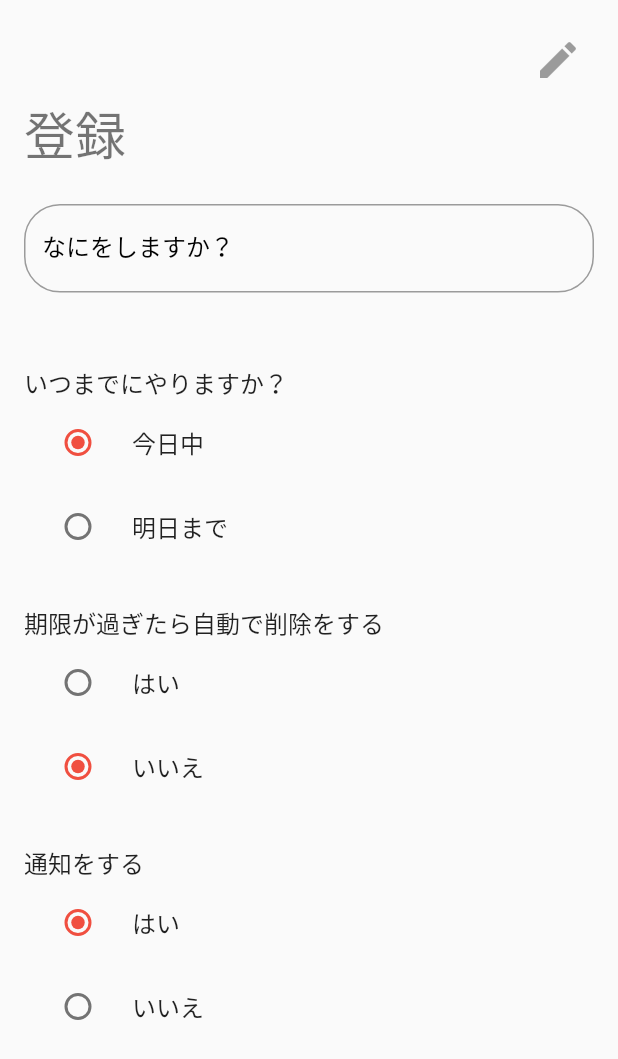
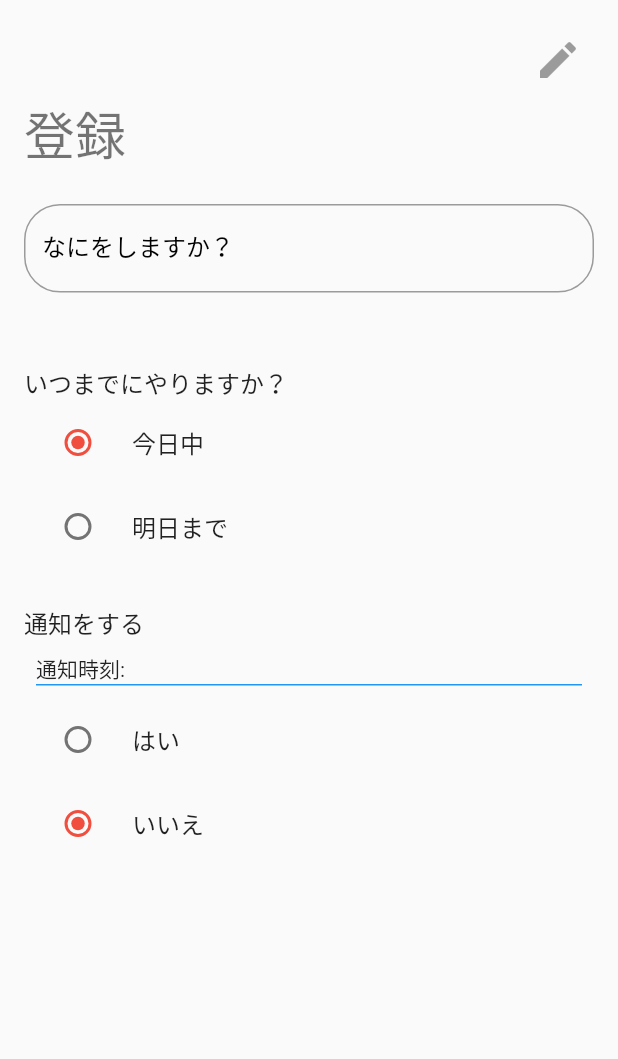
Before and after one commit to fummicc1/todooo-flutter, a Flutter app: the screen it shows once a user with an empty profile is signed in, after a tap on the "add" icon, on a phone screen of 412 x 824 dp. Shown: the top 1059 px of the screen. Run offline on Flutter 3.47's test engine with Material 2 defaults, Android fonts, the phone set to English and light mode, and no system bars; our stand-ins replace cloud_firestore, firebase_auth, firebase_core, flutter_datetime_picker, flutter_local_notifications, timezone; accounts and stored records are empty; network calls fail; statements that could not run were skipped.

Commit message:
add Notification feature

```diff
--- /dev/null
+++ b/lib/costants.dart
@@ -0,0 +1 @@
+const TokyoLocation = 'Asia/Tokyo';
--- a/lib/main.dart
+++ b/lib/main.dart
@@ -1,11 +1,18 @@
 import 'package:firebase_core/firebase_core.dart';
 import 'package:flutter/material.dart';
+import 'package:flutter_localizations/flutter_localizations.dart';
+import 'package:intl/intl.dart';
 import 'package:provider/provider.dart';
 import 'package:todooo/states/app_state.dart';
 import 'package:todooo/states/todo_list_state.dart';
 import 'package:todooo/ui/pages/home_page.dart';
+import 'package:timezone/data/latest.dart' as tz;
 
-void main() => runApp(MyApp());
+void main() {
+  runApp(MyApp());
+  Intl.defaultLocale = "ja_JP";
+  tz.initializeTimeZones();
+}
 
 class MyApp extends StatelessWidget {
   // This widget is the root of your application.
@@ -27,6 +34,14 @@ class MyApp extends StatelessWidget {
               },
               child: MaterialApp(
                 debugShowCheckedModeBanner: false,
+                localizationsDelegates: [
+                  GlobalMaterialLocalizations.delegate,
+                  GlobalWidgetsLocalizations.delegate
+                ],
+                supportedLocales: [
+                  Locale("ja"),
+                  Locale("en")
+                ],
                 title: 'todooo',
                 theme: ThemeData(
                     primaryColor: Color(0xFFF2938A),
--- a/lib/models/todo.dart
+++ b/lib/models/todo.dart
@@ -10,8 +10,8 @@ class ToDo {
   late DateTime createDate;
   late String owner;
   late bool isDone;
-  late bool shouldDeleteAutomatically;
-  late bool shouldNotificate;
+  late int? notificationDateTimeFromEpoch;
+
 
   static const CollectionName = "todos";
 
@@ -22,8 +22,7 @@ class ToDo {
       required this.createDate,
       required this.isDone,
       required this.owner,
-      required this.shouldDeleteAutomatically,
-      required this.shouldNotificate});
+      required this.notificationDateTimeFromEpoch});
 
   bool get isOver {
     final current = DateTime.now();
@@ -52,8 +51,7 @@ class ToDo {
     createDate = (data["create_date"] as Timestamp).toDate();
     isDone = data["is_done"];
     owner = data["owner"];
-    shouldDeleteAutomatically = data["should_delete_automatically"];
-    shouldNotificate = data["should_notificate"];
+    notificationDateTimeFromEpoch = data["notification_date_time_from_epoch"];
   }
 
   Map<String, dynamic> get data => {
@@ -64,8 +62,7 @@ class ToDo {
         "create_date": createDate,
         "is_done": isDone,
         "owner": owner,
-        "should_delete_automatically": shouldDeleteAutomatically,
-        "should_notificate": shouldNotificate
+        "notification_date_time_from_epoch": notificationDateTimeFromEpoch
       };
 
   String get deadlineText {
--- /dev/null
+++ b/lib/services/local_notification_service.dart
@@ -0,0 +1,41 @@
+import 'package:flutter/cupertino.dart';
+import 'package:flutter_local_notifications/flutter_local_notifications.dart';
+import "package:timezone/timezone.dart" as tz;
+import 'package:timezone/data/latest.dart' as tz;
+
+class LocalNotificationService {
+  final FlutterLocalNotificationsPlugin _flutterLocalNotificationPlugin =
+      FlutterLocalNotificationsPlugin();
+
+  Future initializeSetting(
+      Future Function(String?) onSelectNotification) async {
+    final AndroidInitializationSettings androidInitializationSettings =
+        AndroidInitializationSettings("@mipmap/ic_launcher");
+    final IOSInitializationSettings iosInitializationSettings =
+        IOSInitializationSettings(
+            requestAlertPermission: true,
+            requestBadgePermission: true,
+            requestSoundPermission: true);
+    final InitializationSettings initializationSettings =
+        InitializationSettings(
+            iOS: iosInitializationSettings,
+            android: androidInitializationSettings);
+    return _flutterLocalNotificationPlugin.initialize(initializationSettings,
+        onSelectNotification: onSelectNotification);
+  }
+
+  Future sendNotification(
+      {required String title,
+      required String body,
+      required tz.TZDateTime scheduledDate,
+      required NotificationDetails details}) async {
+    final pendingNotifications =
+        await _flutterLocalNotificationPlugin.pendingNotificationRequests();
+    final lastId = pendingNotifications.last.id ?? 0;
+    return _flutterLocalNotificationPlugin.zonedSchedule(
+        lastId + 1, title, body, scheduledDate, details,
+        uiLocalNotificationDateInterpretation:
+            UILocalNotificationDateInterpretation.absoluteTime,
+        androidAllowWhileIdle: true);
+  }
+}
--- a/lib/states/add_todo_state.dart
+++ b/lib/states/add_todo_state.dart
@@ -1,8 +1,13 @@
 import 'dart:async';
 
+import 'package:flutter/cupertino.dart';
 import 'package:flutter/material.dart';
+import 'package:flutter_local_notifications/flutter_local_notifications.dart';
+import 'package:todooo/costants.dart';
 import 'package:todooo/models/todo.dart';
 import 'package:todooo/repositories/todo_repository.dart';
+import 'package:todooo/services/local_notification_service.dart';
+import "package:timezone/timezone.dart" as tz;
 
 class AddToDoState extends ChangeNotifier {
   final List<String> deadlineList =
@@ -24,22 +29,22 @@ class AddToDoState extends ChangeNotifier {
   bool isProcessing = false;
 
   final ToDoRepository toDoRepository;
+  final LocalNotificationService localNotificationService;
 
   // ToDo Data
   final String userID;
   String content;
   String _deadline;
-  bool shouldDeleteAutomatically;
-  bool shouldNotificate;
+  tz.TZDateTime? notificateDate;
   final String pageTitle;
 
   AddToDoState(
       {required this.userID,
       this.content = "",
-      this.shouldDeleteAutomatically = false,
-      this.shouldNotificate = true,
+      this.notificateDate,
       required this.pageTitle,
-      required this.toDoRepository})
+      required this.toDoRepository,
+      required this.localNotificationService})
       : this._deadline = "today";
 
   Future<bool> createToDo({required DateTime createDate}) async {
@@ -53,10 +58,18 @@ class AddToDoState extends ChangeNotifier {
         deadline: _deadline,
         isDone: false,
         owner: userID,
-        shouldDeleteAutomatically: shouldDeleteAutomatically,
-        shouldNotificate: shouldNotificate);
+        notificationDateTimeFromEpoch: notificateDate?.millisecondsSinceEpoch);
     try {
       await toDoRepository.createToDo(todo);
+      if (notificateDate != null) {
+        await localNotificationService.sendNotification(
+            title: "「${content}」を完了しましょう！",
+            body: "",
+            scheduledDate: notificateDate!,
+            details: NotificationDetails(
+                android:
+                    AndroidNotificationDetails("0", "TOD_NOTIFICATION", "")));
+      }
       return Future.value(true);
     } catch (error) {
       return Future.error(error);
@@ -77,13 +90,13 @@ class AddToDoState extends ChangeNotifier {
     notifyListeners();
   }
 
-  updateShouldDeleteAutomatically(bool automatically) {
-    this.shouldDeleteAutomatically = automatically;
-    notifyListeners();
-  }
+  updateNotificationDate(DateTime? dateTime) async {
 
-  updateShouldNotificate(bool should) {
-    this.shouldNotificate = should;
+    if (dateTime == null) {
+      this.notificateDate = null;
+    } else {
+      this.notificateDate = tz.TZDateTime.from(dateTime, tz.getLocation(TokyoLocation));
+    }
     notifyListeners();
   }
 }
--- a/lib/states/app_state.dart
+++ b/lib/states/app_state.dart
@@ -1,22 +1,20 @@
 import 'package:firebase_auth/firebase_auth.dart';
 import 'package:flutter/material.dart';
 import 'package:todooo/api/firebase/firestore.dart';
+import 'package:todooo/models/todo.dart';
 import 'package:todooo/models/user.dart';
 import 'package:todooo/repositories/todo_repository.dart';
 import 'package:todooo/repositories/user_repository.dart';
+import 'package:todooo/services/local_notification_service.dart';
 
-enum NetworkHandleState {
-  idel,
-  processing,
-  success,
-  fail
-}
+enum NetworkHandleState { idel, processing, success, fail }
 
 class AppState extends ChangeNotifier {
   User? user;
 
   late UserRepository userRepository;
   late ToDoRepository toDoRepository;
+  late LocalNotificationService localNotificationService;
 
   AppState() {
     toDoRepository = ToDoRepository(firestoreClient: FirestoreClient());
@@ -25,5 +23,12 @@ class AppState extends ChangeNotifier {
       toDoRepository.userID = user?.uid;
       notifyListeners();
     });
+    localNotificationService = LocalNotificationService();
+  }
+
+  Future<ToDo> fetchToDo({required id}) async {
+    final Map<String, dynamic> result = await toDoRepository.fetchToDo(uid: id);
+    final ToDo toDo = ToDo.fromData(result);
+    return toDo;
   }
 }
--- a/lib/ui/pages/add_todo_page.dart
+++ b/lib/ui/pages/add_todo_page.dart
@@ -1,8 +1,11 @@
 import 'package:flutter/material.dart';
+import 'package:flutter_datetime_picker/flutter_datetime_picker.dart';
+import 'package:intl/intl.dart';
 import 'package:provider/provider.dart';
 import 'package:todooo/models/todo.dart';
 import 'package:todooo/states/add_todo_state.dart';
 import 'package:todooo/states/todo_list_state.dart';
+import "package:timezone/timezone.dart" as tz;
 
 class AddToDoPage extends StatelessWidget {
   @override
@@ -86,7 +89,8 @@ class AddToDoPage extends StatelessWidget {
                       value: Deadline.values[0],
                       groupValue: addToDoState.deadline,
                       onChanged: (deadline) {
-                        addToDoState.updateSelectingDeadline(deadline as Deadline);
+                        addToDoState
+                            .updateSelectingDeadline(deadline as Deadline);
                       },
                     ),
                     RadioListTile(
@@ -94,51 +98,59 @@ class AddToDoPage extends StatelessWidget {
                       value: Deadline.values[1],
                       groupValue: addToDoState.deadline,
                       onChanged: (deadline) {
-                        addToDoState.updateSelectingDeadline(deadline as Deadline);
+                        addToDoState
+                            .updateSelectingDeadline(deadline as Deadline);
                       },
                     ),
                   ],
                 ),
                 SizedBox(height: 24),
-                Text("期限が過ぎたら自動で削除をする", style: Theme.of(context).textTheme.subtitle1,),
+                Text(
+                  "通知をする",
+                  style: Theme.of(context).textTheme.subtitle1,
+                ),
+                Padding(
+                  padding: const EdgeInsets.all(8.0),
+                  child: Container(
+                    decoration: BoxDecoration(
+                        border: Border(
+                            bottom: BorderSide(
+                                color: Theme.of(context).colorScheme.primary))),
+                    child: Row(
+                      children: [
+                        Text("通知時刻: "),
+                        SizedBox(
+                          width: 16,
+                        ),
+                        DateTextLabelIfNeeded(addToDoState.notificateDate)
+                      ],
+                    ),
+                  ),
+                ),
                 Wrap(
                   children: <Widget>[
                     RadioListTile(
                       title: Text("はい"),
                       value: true,
-                      groupValue: addToDoState.shouldDeleteAutomatically,
-                      onChanged: (shouldDeleteAutomatically) {
-                        addToDoState.updateShouldDeleteAutomatically(shouldDeleteAutomatically as bool);
+                      groupValue: addToDoState.notificateDate != null,
+                      onChanged: (shouldNotificate) {
+                        onChangeNotificationRadioButton(context,
+                            shouldNotificate: shouldNotificate as bool,
+                            onSelectDate: (dateTime) {
+                          addToDoState.updateNotificationDate(dateTime);
+                        });
                       },
                     ),
                     RadioListTile(
                       title: Text("いいえ"),
                       value: false,
-                      groupValue: addToDoState.shouldDeleteAutomatically,
-                      onChanged: (shouldDeleteAutomatically) {
-                        addToDoState.updateShouldDeleteAutomatically(shouldDeleteAutomatically as bool);
-                      },
-                    ),
-                  ],
-                ),
-                SizedBox(height: 24),
-                Text("通知をする", style: Theme.of(context).textTheme.subtitle1,),
-                Wrap(
-                  children: <Widget>[
-                    RadioListTile(
-                      title: Text("はい"),
-                      value: true,
-                      groupValue: addToDoState.shouldNotificate,
-                      onChanged: (shouldDeleteAutomatically) {
-                        addToDoState.updateShouldNotificate(shouldDeleteAutomatically as bool);
-                      },
-                    ),
-                    RadioListTile(
-                      title: Text("いいえ"),
-                      value: false,
-                      groupValue: addToDoState.shouldNotificate,
-                      onChanged: (shouldDeleteAutomatically) {
-                        addToDoState.updateShouldNotificate(shouldDeleteAutomatically as bool);
+                      groupValue: addToDoState.notificateDate != null,
+                      onChanged: (shouldNotificate) async {
+                        onChangeNotificationRadioButton(context,
+                            shouldNotificate: shouldNotificate as bool,
+                            onSelectDate: (dateTime) {
+                          addToDoState.updateNotificationDate(dateTime);
+                        });
                       },
                     ),
                   ],
@@ -150,4 +162,28 @@ class AddToDoPage extends StatelessWidget {
       ),
     );
   }
+
+  onChangeNotificationRadioButton(BuildContext context,
+      {required bool shouldNotificate,
+      required Function(DateTime?) onSelectDate}) async {
+    if (shouldNotificate) {
+      final result = await DatePicker.showDateTimePicker(context,
+          showTitleActions: true,
+          minTime: DateTime.now(),
+          maxTime: DateTime(2025),
+          locale: LocaleType.jp, onConfirm: (dateTime) {
+        onSelectDate(dateTime);
+      });
+    } else {
+      onSelectDate(null);
+    }
+  }
+
+  Widget DateTextLabelIfNeeded(tz.TZDateTime? dateTime) {
+    if (dateTime == null) {
+      return SizedBox.shrink();
+    }
+    final formattedDate = DateFormat.yMd().add_jm();
+    return Text(formattedDate.format(dateTime));
+  }
 }
--- a/lib/ui/pages/todo_list_page.dart
+++ b/lib/ui/pages/todo_list_page.dart
@@ -83,7 +83,7 @@ class _ToDoListPageState extends State<ToDoListPage> {
                             return ToDoListCell(toDo: todo);
                           })
                       : Center(
-                          child: FlatButton(
+                          child: TextButton(
                             child: Text("最初のToDoを作成",
                                 style: Theme.of(context).textTheme.headline6),
                             onPressed: () {
@@ -151,7 +151,8 @@ class _ToDoListPageState extends State<ToDoListPage> {
               return AddToDoState(
                   toDoRepository: appState.toDoRepository,
                   userID: appState.user!.uid,
-                  pageTitle: "登録");
+                  pageTitle: "登録",
+                  localNotificationService: appState.localNotificationService);
             },
             child: AddToDoPage())));
   }
--- a/pubspec.yaml
+++ b/pubspec.yaml
@@ -31,6 +31,10 @@ dependencies:
   firebase_crashlytics: ^2.0.7
   flutter_launcher_icons: ^0.9.0
   flutter_local_notifications: ^6.0.0
+  flutter_localizations:
+    sdk: flutter
+  intl: ^0.17.0
+  flutter_datetime_picker: ^1.5.1
 
 dev_dependencies:
   flutter_test:
```
Also changed, not shown: lib/states/todo_list_state.dart (+6 -6 lines), lib/ui/pages/home_page.dart (+32 -0 lines), pubspec.lock, 4 other files.
